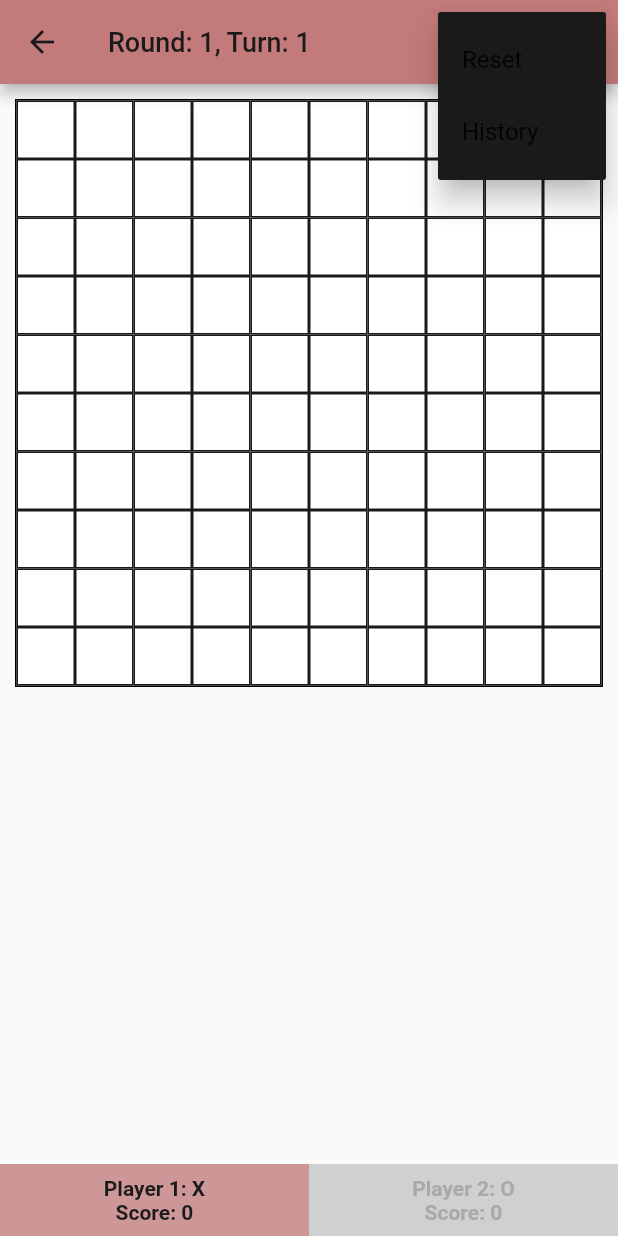
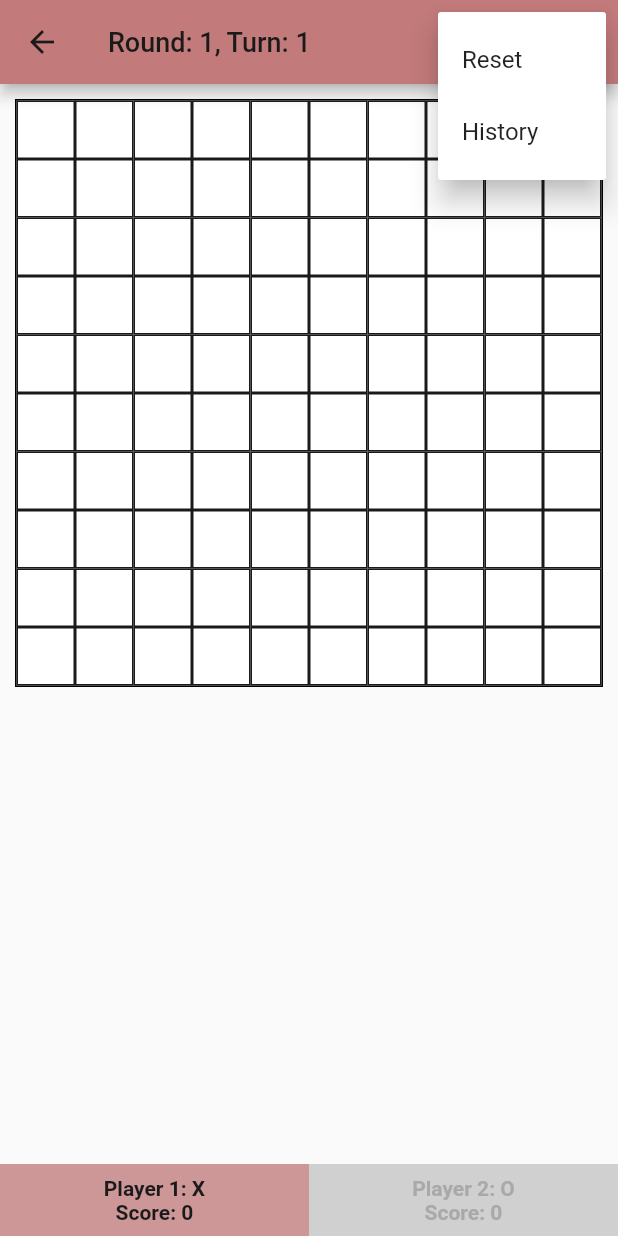
Before and after one commit to thangnguyen5878/tic_tac_toe, a Flutter app: the GameView screen opened by its route, after a tap on the "more vert" icon, on a phone screen of 412 x 824 dp. Run offline on Flutter 3.47's test engine with Material 2 defaults, Android fonts, the phone set to English and light mode, and no system bars; our stand-ins replace get, isar; accounts and stored records are empty; generated files the repository leaves out were written again.

Commit message:
ui: style create room button and three dots icon

```diff
--- a/lib/app/modules/game/game_view.dart
+++ b/lib/app/modules/game/game_view.dart
@@ -28,7 +28,7 @@ class GameView extends StatelessWidget {
       },
       child: Scaffold(
         appBar: AppBar(
-          backgroundColor: AppColors.brown,
+          backgroundColor: AppColors.brown40,
           title: GetBuilder<GameController>(
             builder: (game) {
               return Text(
@@ -66,7 +66,7 @@ class GameView extends StatelessWidget {
 }
 
 class GamePopupMenuButton extends StatelessWidget {
-  const GamePopupMenuButton({
+  GamePopupMenuButton({
     super.key,
     required this.gameController,
     required this.roomId,
@@ -78,16 +78,16 @@ class GamePopupMenuButton extends StatelessWidget {
   @override
   Widget build(BuildContext context) {
     return PopupMenuButton<String>(
-      color: AppColors.black,
-      // offset: Offset(0, 57),
       itemBuilder: (BuildContext context) => <PopupMenuEntry<String>>[
-        const PopupMenuItem<String>(
+        PopupMenuItem<String>(
           value: 'reset',
           child: Text('Reset'),
+          // Remove the style parameter
         ),
-        const PopupMenuItem<String>(
+        PopupMenuItem<String>(
           value: 'history',
           child: Text('History'),
+          // Remove the style parameter
         ),
       ],
       onSelected: (String value) {
@@ -100,6 +100,10 @@ class GamePopupMenuButton extends StatelessWidget {
           Get.toNamed(Routes.HISTORY, arguments: roomId);
         }
       },
+      icon: Icon(
+        Icons.more_vert,
+        color: Colors.black, // Set the color of the three dots icon to black
+      ),
     );
   }
 }
--- a/lib/app/modules/history_details/components/control_bar.dart
+++ b/lib/app/modules/history_details/components/control_bar.dart
@@ -14,7 +14,7 @@ class ControlBar extends StatelessWidget {
     return Stack(
       children: [
         Container(
-          color: AppColors.lightBrown2,
+          color: AppColors.brown10,
           height: 50,
         ),
         Positioned(left: 5, width: 90, child: PlayButton()),
--- a/lib/app/modules/history_details/components/next_turn_button.dart
+++ b/lib/app/modules/history_details/components/next_turn_button.dart
@@ -8,7 +8,7 @@ class NextTurnButton extends StatelessWidget {
       child: Icon(Icons.chevron_right, color: Colors.black, size: 35),
       onPressed: () {},
       style: TextButton.styleFrom(
-          elevation: 1, backgroundColor: AppColors.lightBlue),
+          elevation: 1, backgroundColor: AppColors.blue30),
     );
   }
 }
--- a/lib/app/modules/history_details/components/play_button.dart
+++ b/lib/app/modules/history_details/components/play_button.dart
@@ -8,7 +8,7 @@ class PlayButton extends StatelessWidget {
       child: Icon(Icons.play_arrow, color: Colors.black, size: 35),
       onPressed: () {},
       style: TextButton.styleFrom(
-          elevation: 1, backgroundColor: AppColors.lightPurple),
+          elevation: 1, backgroundColor: AppColors.purple30),
     );
   }
 }
--- a/lib/app/modules/history_details/components/previous_turn_button.dart
+++ b/lib/app/modules/history_details/components/previous_turn_button.dart
@@ -12,7 +12,7 @@ class PreviousTurnButton extends StatelessWidget {
       ),
       onPressed: () {},
       style: TextButton.styleFrom(
-          elevation: 1, backgroundColor: AppColors.lightBlue),
+          elevation: 1, backgroundColor: AppColors.blue30),
     );
   }
 }
--- a/lib/app/modules/home/home_view.dart
+++ b/lib/app/modules/home/home_view.dart
@@ -4,6 +4,7 @@ import 'package:flutter_tic_tac_toe/app/modules/home/home_controller.dart';
 import 'package:flutter_tic_tac_toe/app/modules/widget/custom_text.dart';
 import 'package:flutter_tic_tac_toe/models/room.dart';
 import 'package:flutter_tic_tac_toe/routes/app_pages.dart';
+import 'package:flutter_tic_tac_toe/values/app_colors.dart';
 import 'package:get/get.dart';
 import 'package:get/get_state_manager/src/simple/get_view.dart';
 
@@ -76,6 +77,7 @@ class HomeView extends StatelessWidget {
             Get.toNamed(Routes.CREATE_ROOM);
           },
           child: Icon(Icons.add),
+          backgroundColor: AppColors.brown40,
         ),
       ),
     );
--- a/lib/app/modules/widget/player_bottom_bar.dart
+++ b/lib/app/modules/widget/player_bottom_bar.dart
@@ -21,16 +21,16 @@ class PlayerBottomBar extends StatelessWidget {
 
         final xColor = currentPlayer!.seed == Seed.cross
             ? AppColors.black
-            : AppColors.grey;
+            : AppColors.grey45;
         final oColor = currentPlayer.seed == Seed.nought
             ? AppColors.black
-            : AppColors.grey;
+            : AppColors.grey45;
         final xBoxColor = currentPlayer.seed == Seed.cross
-            ? AppColors.brown2
-            : AppColors.lightGrey;
+            ? AppColors.brown30
+            : AppColors.grey30;
         final oBoxColor = currentPlayer.seed == Seed.nought
-            ? AppColors.brown2
-            : AppColors.lightGrey;
+            ? AppColors.brown30
+            : AppColors.grey30;
 
         return Row(
           mainAxisAlignment: MainAxisAlignment.spaceAround,
--- a/lib/values/app_colors.dart
+++ b/lib/values/app_colors.dart
@@ -2,14 +2,14 @@ import 'package:flutter/material.dart';
 
 class AppColors {
   static const Color black = Color.fromARGB(255, 26, 26, 26);
-  static const Color lightBrown = Color(0xFFF0E5E5);
-  static const Color lightBrown2 = Color(0xFFEEE7E7);
-  static const Color brown = Color(0xFFC27A7A);
-  static const Color brown2 = Color(0xFFCD9797);
-  static const Color lightGrey = Color.fromARGB(255, 208, 208, 208);
-  static const Color grey = Color(0xFFAAA8A8);
-  static const Color lightBlue = Color(0xFFA6A0CB);
-  static const Color lightPurple = Color(0xFFCBA0C2);
-  static const Color lightGreen = Color(0xFFCAF5C0);
-  static const Color lightRed = Color(0xFFFFD4C7);
+  static const Color brown15 = Color(0xFFF0E5E5);
+  static const Color brown10 = Color(0xFFEEE7E7);
+  static const Color brown40 = Color(0xFFC27A7A);
+  static const Color brown30 = Color(0xFFCD9797);
+  static const Color grey30 = Color.fromARGB(255, 208, 208, 208);
+  static const Color grey45 = Color(0xFFAAA8A8);
+  static const Color blue30 = Color(0xFFA6A0CB);
+  static const Color purple30 = Color(0xFFCBA0C2);
+  static const Color green30 = Color(0xFFCAF5C0);
+  static const Color red20 = Color(0xFFFFD4C7);
 }
```
Also changed, not shown: lib/values/theme_manager.dart (+96 -96 lines).
